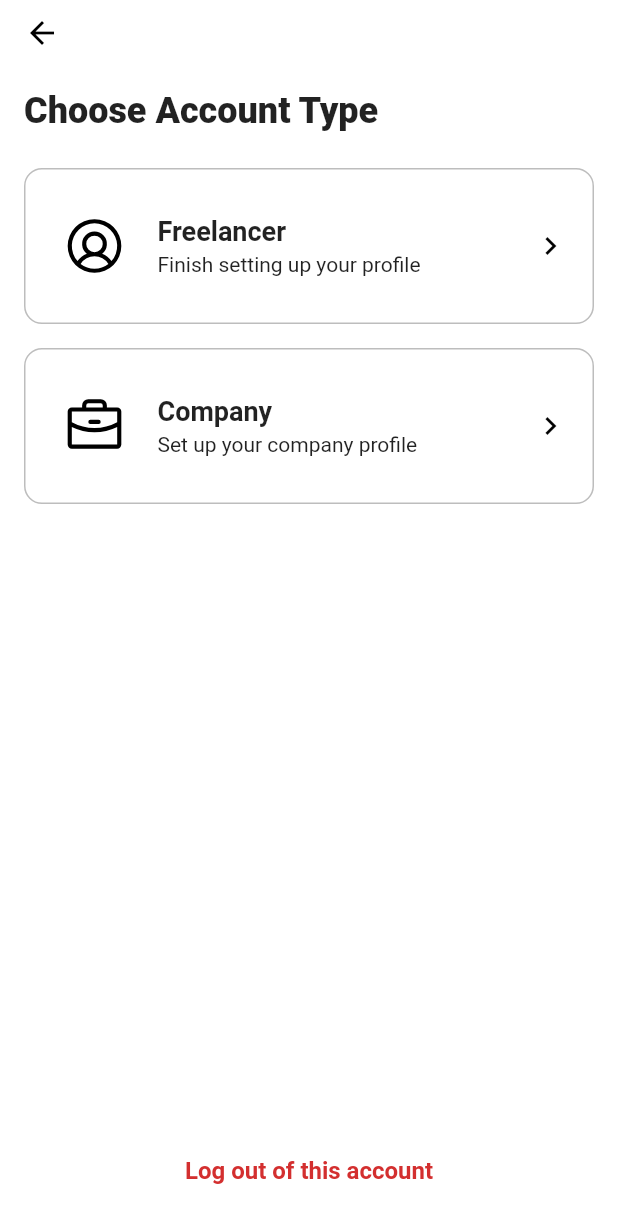
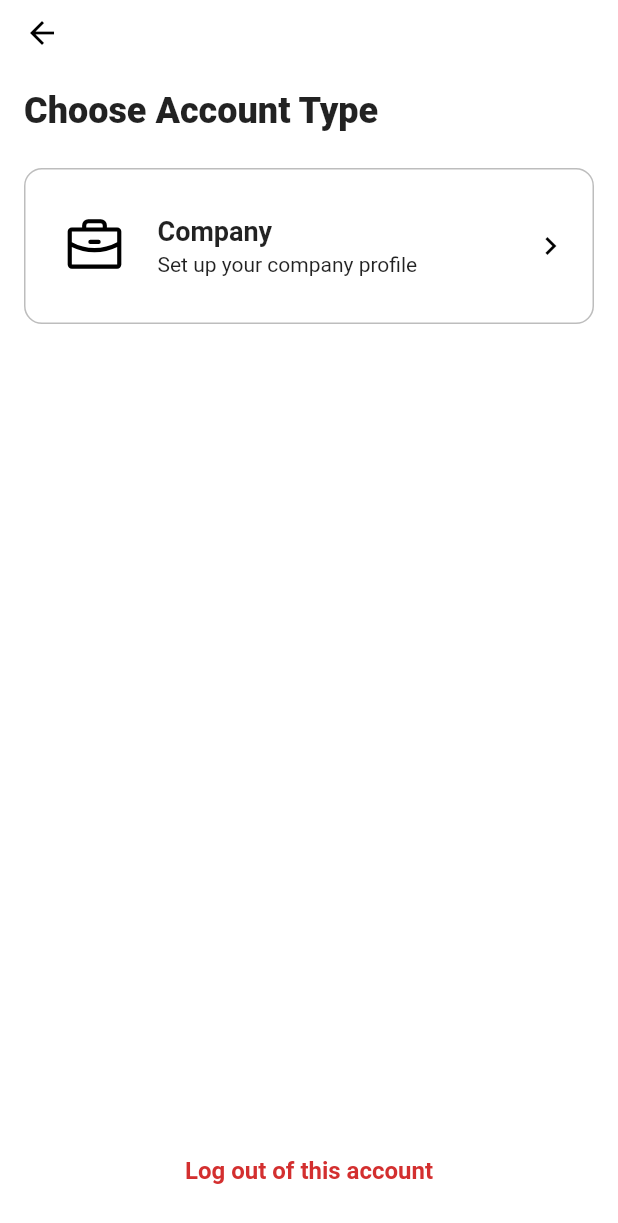
Before and after one commit to mike-effect/tugela-mobile, a Flutter app: the Onboard screen opened by its route, on a phone screen of 412 x 824 dp. Shown: the top 1223 px of the screen. Run offline on Flutter 3.47's test engine with Material 3 defaults, Android fonts, the phone set to English and light mode, and no system bars; our stand-ins replace cached_network_image, dio, equatable, firebase_analytics, firebase_core, firebase_crashlytics and 10 more; missing offline and left inert: encrypt; accounts and stored records are empty.

Commit message:
Update onboard.dart

```diff
--- a/lib/ui/onboarding/onboard.dart
+++ b/lib/ui/onboarding/onboard.dart
@@ -24,16 +24,16 @@ class Onboard extends StatelessWidget {
       bodyPadding: ContentPadding,
       body: Column(
         children: [
-          card(
-            context: context,
-            title: "Freelancer",
-            subtitle: "Finish setting up your profile",
-            onTap: () {
-              createFreelancer(context);
-            },
-            icon: const Icon(PhosphorIconsRegular.userCircle, size: 44),
-          ),
-          VSizedBox16,
+          // card(
+          //   context: context,
+          //   title: "Freelancer",
+          //   subtitle: "Finish setting up your profile",
+          //   onTap: () {
+          //     createFreelancer(context);
+          //   },
+          //   icon: const Icon(PhosphorIconsRegular.userCircle, size: 44),
+          // ),
+          // VSizedBox16,
           card(
             context: context,
             title: "Company",
```
